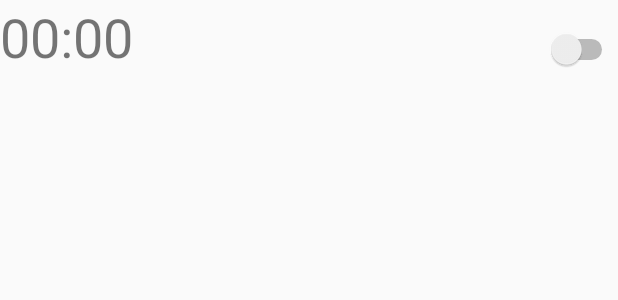
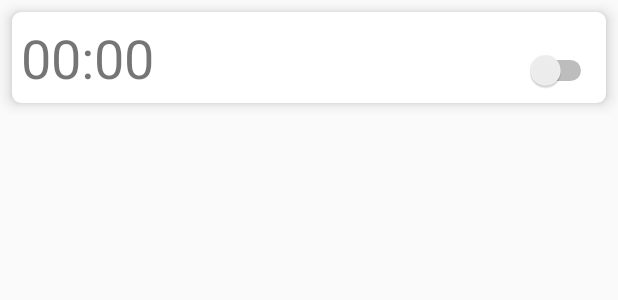
Before and after one commit to learntodroid/SimpleAlarmClock, an Android app: the layout item_alarm.xml on its own in the app's theme, with its tools: preview values and no code run, on a phone screen of 412 x 824 dp. Shown: the top 300 px of the screen. Run offline under Robolectric (Android 15) with nearby library versions, the phone set to English and light mode, and no system bars.

Commit message:
adding alarm title

```diff
--- a/app/src/main/java/com/learntodroid/simplealarmclock/alarmslist/AlarmViewHolder.java
+++ b/app/src/main/java/com/learntodroid/simplealarmclock/alarmslist/AlarmViewHolder.java
@@ -15,6 +15,7 @@ public class AlarmViewHolder extends RecyclerView.ViewHolder {
     private TextView alarmTime;
     private ImageView alarmRecurring;
     private TextView alarmRecurringDays;
+    private TextView alarmTitle;
     private Switch alarmStarted;
 
     public AlarmViewHolder(@NonNull View itemView) {
@@ -24,6 +25,7 @@ public class AlarmViewHolder extends RecyclerView.ViewHolder {
         alarmStarted = itemView.findViewById(R.id.item_alarm_started);
         alarmRecurring = itemView.findViewById(R.id.item_alarm_recurring);
         alarmRecurringDays = itemView.findViewById(R.id.item_alarm_recurringDays);
+        alarmTitle = itemView.findViewById(R.id.item_alarm_title);
     }
 
     public void bind(Alarm alarm, OnToggleAlarmListener listener) {
@@ -37,6 +39,13 @@ public class AlarmViewHolder extends RecyclerView.ViewHolder {
             alarmRecurringDays.setText(alarm.getRecurringDaysText());
         } else {
             alarmRecurring.setImageResource(R.drawable.ic_looks_one_black_24dp);
+            alarmRecurringDays.setText("Once Off");
+        }
+
+        if (alarm.getTitle().length() != 0) {
+            alarmTitle.setText(alarm.getTitle());
+        } else {
+            alarmTitle.setText("My alarm");
         }
 
         alarmStarted.setOnCheckedChangeListener(new CompoundButton.OnCheckedChangeListener() {
--- a/app/src/main/res/layout/item_alarm.xml
+++ b/app/src/main/res/layout/item_alarm.xml
@@ -1,9 +1,21 @@
 <?xml version="1.0" encoding="utf-8"?>
-<LinearLayout
-    xmlns:android="http://schemas.android.com/apk/res/android"
+<LinearLayout xmlns:android="http://schemas.android.com/apk/res/android"
     android:layout_width="match_parent"
     android:layout_height="wrap_content"
-    android:orientation="horizontal">
+    xmlns:app="http://schemas.android.com/apk/res-auto">
+
+    <androidx.cardview.widget.CardView
+        android:layout_width="match_parent"
+        android:layout_height="wrap_content"
+        app:cardCornerRadius="6dp"
+        app:cardElevation="6dp"
+        android:layout_margin="8dp">
+
+        <LinearLayout
+            android:layout_width="match_parent"
+            android:layout_height="wrap_content"
+            android:orientation="horizontal"
+            android:padding="6dp">
 
             <TextView
                 android:id="@+id/item_alarm_time"
@@ -15,12 +27,28 @@
             <ImageView
                 android:layout_width="wrap_content"
                 android:layout_height="wrap_content"
-        android:id="@+id/item_alarm_recurring" />
+                android:id="@+id/item_alarm_recurring"
+                android:layout_margin="2dp"/>
+
+            <LinearLayout
+                android:layout_width="wrap_content"
+                android:layout_height="wrap_content"
+                android:orientation="vertical"
+                android:layout_margin="2dp">
 
                 <TextView
                     android:id="@+id/item_alarm_recurringDays"
                     android:layout_width="wrap_content"
-        android:layout_height="wrap_content" />
+                    android:layout_height="wrap_content"
+                    android:textSize="10sp" />
+
+                <TextView
+                    android:id="@+id/item_alarm_title"
+                    android:layout_width="wrap_content"
+                    android:layout_height="wrap_content"
+                    android:textSize="14sp"/>
+
+            </LinearLayout>
 
             <Switch
                 android:id="@+id/item_alarm_started"
@@ -28,5 +56,9 @@
                 android:layout_height="wrap_content"
                 android:layout_weight="1" />
 
+        </LinearLayout>
+
+    </androidx.cardview.widget.CardView>
+
 
 </LinearLayout>
```
Lines whose indentation alone changed are shown as unchanged.
